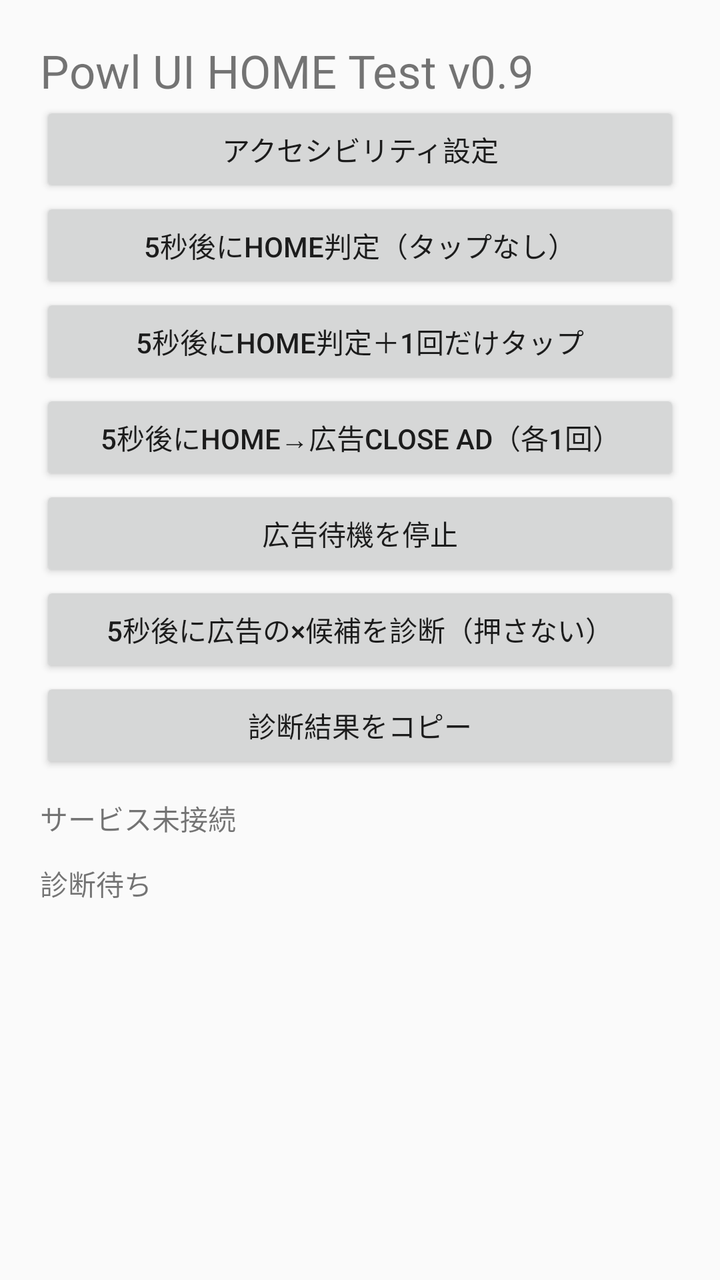
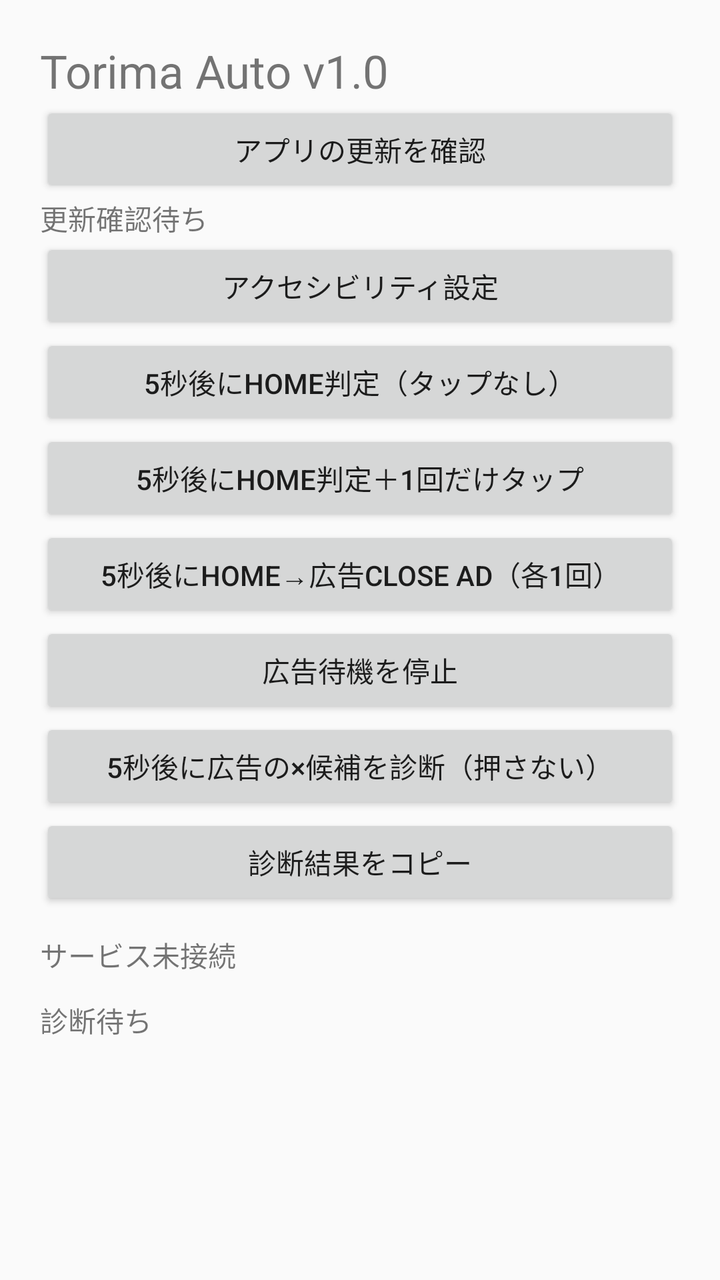

Compare the two renders of this Android layout. The source of the first and the diff that turns it into the second are given below.
<!-- AndroidManifest.xml: application theme AppTheme -->
<!-- res/layout/activity_main.xml -->
<?xml version="1.0" encoding="utf-8"?>
<ScrollView xmlns:android="http://schemas.android.com/apk/res/android" android:layout_width="match_parent" android:layout_height="match_parent">
<LinearLayout android:layout_width="match_parent" android:layout_height="wrap_content" android:padding="20dp" android:orientation="vertical">
<TextView android:layout_width="match_parent" android:layout_height="wrap_content" android:text="Powl UI HOME Test v0.9" android:textSize="23sp"/>
<Button android:id="@+id/openSettings" android:layout_width="match_parent" android:layout_height="wrap_content" android:text="アクセシビリティ設定"/>
<Button android:id="@+id/checkHome" android:layout_width="match_parent" android:layout_height="wrap_content" android:text="5秒後にHOME判定（タップなし）"/>
<Button android:id="@+id/tapHome" android:layout_width="match_parent" android:layout_height="wrap_content" android:text="5秒後にHOME判定＋1回だけタップ"/>
<Button android:id="@+id/runSequence" android:layout_width="match_parent" android:layout_height="wrap_content" android:text="5秒後にHOME→広告Close Ad（各1回）"/>
<Button android:id="@+id/stopSequence" android:layout_width="match_parent" android:layout_height="wrap_content" android:text="広告待機を停止"/>
<Button android:id="@+id/scanAd" android:layout_width="match_parent" android:layout_height="wrap_content" android:text="5秒後に広告の×候補を診断（押さない）"/>
<Button android:id="@+id/copyResults" android:layout_width="match_parent" android:layout_height="wrap_content" android:text="診断結果をコピー"/>
<TextView android:id="@+id/debugStatus" android:layout_width="match_parent" android:layout_height="wrap_content" android:layout_marginTop="12dp" android:text="サービス未接続"/>
<TextView android:id="@+id/results" android:layout_width="match_parent" android:layout_height="wrap_content" android:layout_marginTop="12dp" android:text="診断待ち" android:textIsSelectable="true"/>
</LinearLayout></ScrollView>
<!-- resources referenced by this layout -->
<resources>
  <style name="AppTheme" parent="Theme.AppCompat.DayNight.NoActionBar" />
</resources>

<!-- the commit's change to res/layout/activity_main.xml (unified diff, before → after) -->
@@ -1,7 +1,9 @@
 <?xml version="1.0" encoding="utf-8"?>
 <ScrollView xmlns:android="http://schemas.android.com/apk/res/android" android:layout_width="match_parent" android:layout_height="match_parent">
 <LinearLayout android:layout_width="match_parent" android:layout_height="wrap_content" android:padding="20dp" android:orientation="vertical">
-<TextView android:layout_width="match_parent" android:layout_height="wrap_content" android:text="Powl UI HOME Test v0.9" android:textSize="23sp"/>
+<TextView android:layout_width="match_parent" android:layout_height="wrap_content" android:text="Torima Auto v1.0" android:textSize="23sp"/>
+<Button android:id="@+id/checkUpdate" android:layout_width="match_parent" android:layout_height="wrap_content" android:text="アプリの更新を確認"/>
+<TextView android:id="@+id/updateStatus" android:layout_width="match_parent" android:layout_height="wrap_content" android:text="更新確認待ち" android:textIsSelectable="true"/>
 <Button android:id="@+id/openSettings" android:layout_width="match_parent" android:layout_height="wrap_content" android:text="アクセシビリティ設定"/>
 <Button android:id="@+id/checkHome" android:layout_width="match_parent" android:layout_height="wrap_content" android:text="5秒後にHOME判定（タップなし）"/>
 <Button android:id="@+id/tapHome" android:layout_width="match_parent" android:layout_height="wrap_content" android:text="5秒後にHOME判定＋1回だけタップ"/>
